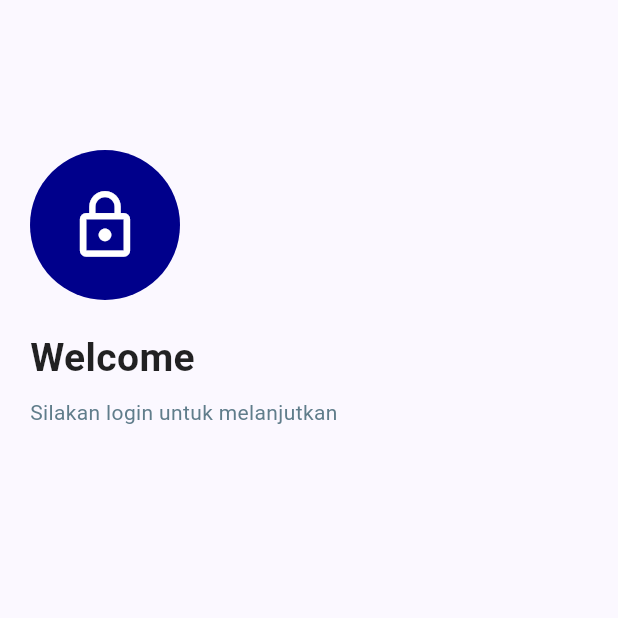
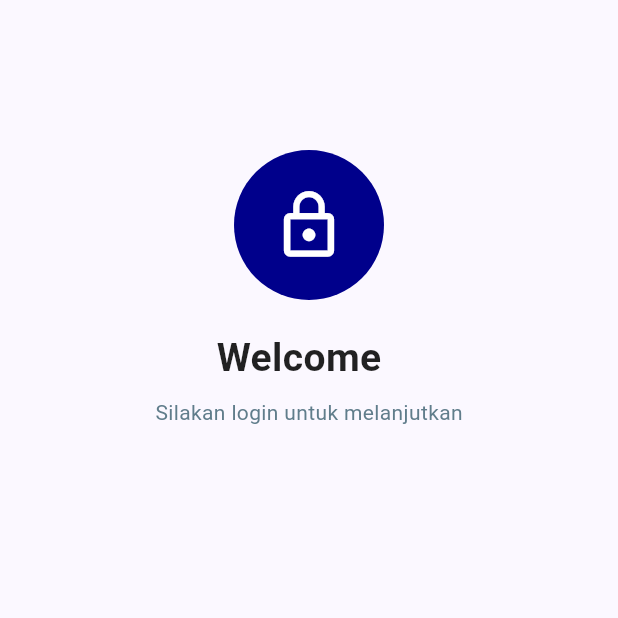
Before and after one commit to rismanitalst/tugas_splash, a Flutter app: the Login screen opened directly, on a phone screen of 412 x 824 dp, the top half of it. Run offline on Flutter 3.47's test engine with Material 3 defaults, Android fonts, the phone set to English and light mode, and no system bars.

Commit message:
wrappin icon n text to center

```diff
--- a/lib/screen/login.dart
+++ b/lib/screen/login.dart
@@ -9,8 +9,10 @@ class Login extends StatelessWidget {
       body: SingleChildScrollView(
         child: Container(
           padding: const EdgeInsets.all(20.0),
+          child: Center(
           child: Column(
-            crossAxisAlignment: CrossAxisAlignment.start, // biar ke kiri
+            mainAxisAlignment: MainAxisAlignment.center,
+            crossAxisAlignment: CrossAxisAlignment.center,
             children: [
               const SizedBox(height: 80),
 
@@ -33,7 +35,7 @@ class Login extends StatelessWidget {
 
               // Teks masih di kiri
               const Text(
-                "Welcome ",
+                "Welcome  ",
                 style: TextStyle(
                   fontSize: 26,
                   fontWeight: FontWeight.bold,
@@ -50,6 +52,7 @@ class Login extends StatelessWidget {
               ),
             ],
           ),
+          ),
         ),
       ),
     );
```
